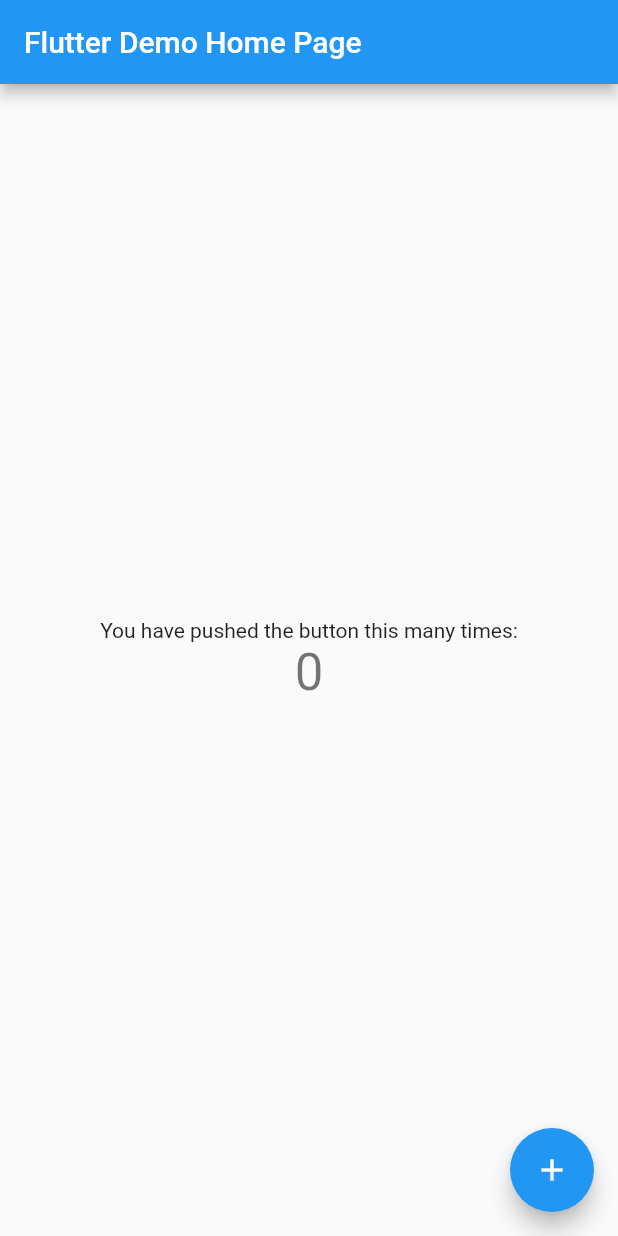
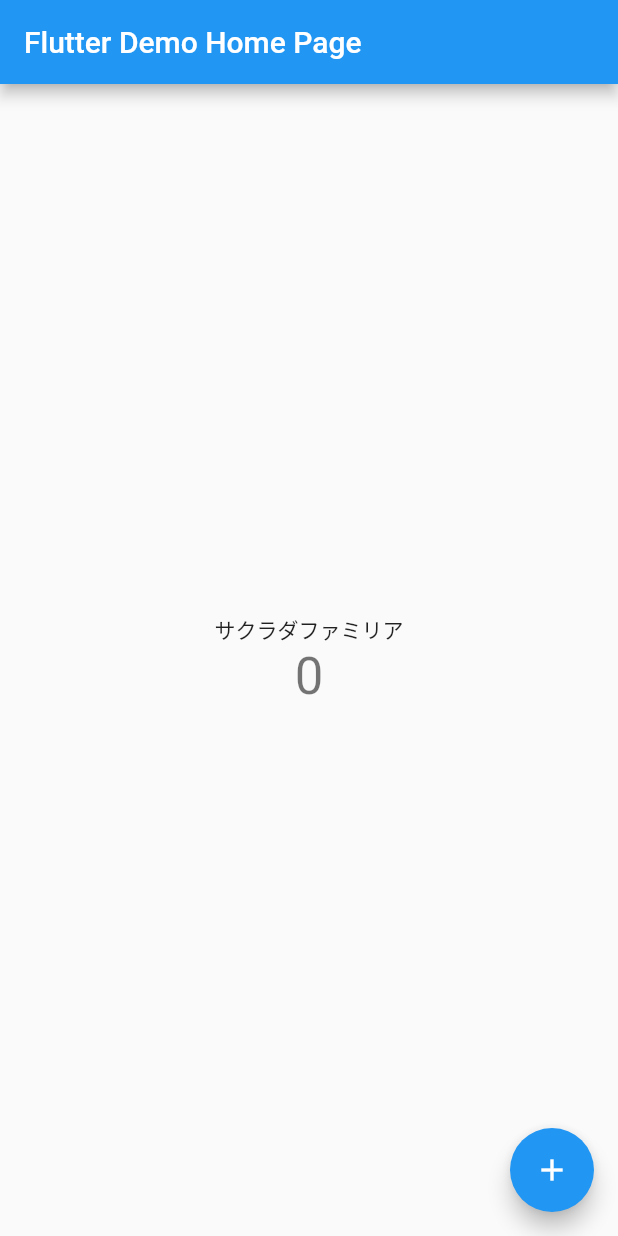
Before and after one commit to light-95/counter, a Flutter app: the screen it shows after launch, on a phone screen of 412 x 824 dp. Run offline on Flutter 3.47's test engine with Material 2 defaults, Android fonts, the phone set to English and light mode, and no system bars.

Commit message:
second commit

```diff
--- a/lib/main.dart
+++ b/lib/main.dart
@@ -98,7 +98,7 @@ class _MyHomePageState extends State<MyHomePage> {
           mainAxisAlignment: MainAxisAlignment.center,
           children: <Widget>[
             Text(
-              'You have pushed the button this many times:',
+              'サクラダファミリア',
             ),
             Text(
               '$_counter',
```
